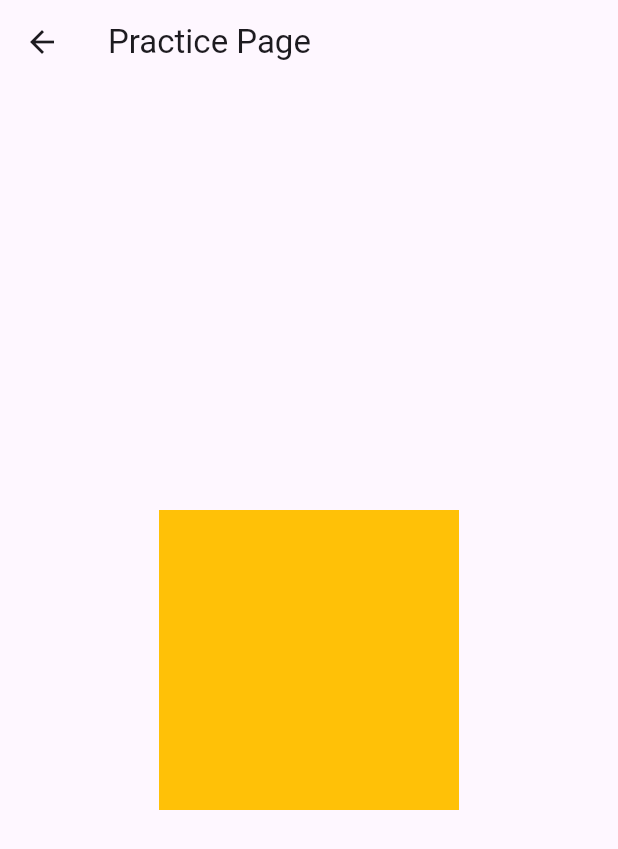
After one commit to Haris-Sultan15/mobile, a Flutter app: the screen it shows after launch, after a tap on "Go to practice page", on a phone screen of 412 x 824 dp. The commit adds this screen. Shown: the top 849 px of the screen. Run offline on Flutter 3.47's test engine with Material 3 defaults, Android fonts, the light colour scheme and no system bars.

Commit message:
new page added

```diff
--- a/lib/doctor.dart
+++ b/lib/doctor.dart
@@ -2,6 +2,7 @@ import 'package:flutter/material.dart';
 import 'package:flutter/widgets.dart';
 import 'package:flutter_application_1/index.dart';
 import 'package:flutter_application_1/main.dart';
+import 'package:flutter_application_1/practice.dart';
 
 class DoctorPage extends StatelessWidget {
   const DoctorPage({Key? key}) : super(key: key);
--- a/lib/index.dart
+++ b/lib/index.dart
@@ -1,6 +1,7 @@
 import 'package:flutter/material.dart';
 import 'package:flutter_application_1/doctor.dart';
 import 'package:flutter_application_1/main.dart';
+import 'package:flutter_application_1/practice.dart';
 
 class IndexPage extends StatelessWidget {
   const IndexPage({Key? key}) : super(key: key);
@@ -67,10 +68,10 @@ class IndexPage extends StatelessWidget {
 
           ElevatedButton(onPressed: () {
 Navigator.push(
-  context, MaterialPageRoute(builder: (context) => const DoctorPage()),
+  context, MaterialPageRoute(builder: (context) => const PracticePage()),
 );
 
-          }, child: Text('my button one')),
+          }, child: Text('Go to practice page')),
 
 
           ],
--- a/lib/main.dart
+++ b/lib/main.dart
@@ -2,7 +2,8 @@ import 'package:flutter/material.dart';
 import 'package:http/http.dart' as http;
 import 'dart:convert';
 import 'index.dart';
-import 'doctor.dart'; // Import the new page
+import 'doctor.dart';
+import 'practice.dart'; // Import the new page
 
 void main() {
   runApp(const MyApp());
--- /dev/null
+++ b/lib/practice.dart
@@ -0,0 +1,31 @@
+import 'package:flutter/material.dart';
+import 'package:flutter/widgets.dart';
+import 'package:flutter_application_1/index.dart';
+import 'package:flutter_application_1/main.dart';
+import 'package:flutter_application_1/doctor.dart';
+
+class PracticePage extends StatelessWidget {
+  const PracticePage({Key? key}) : super(key: key);
+
+  @override
+  Widget build(BuildContext context) {
+    return Scaffold(
+      appBar: AppBar(
+        title: const Text('Practice Page'),
+      ),
+      body: Center(
+        child:Container(
+          height: 200,
+          width: 200,
+        color: Colors.amber,
+
+        )
+        // child: const Text(
+        //   'This is the Practice Page!',
+        //   style: TextStyle(fontSize: 24),
+        // ),
+      ),
+
+    );
+  }
+}
```
